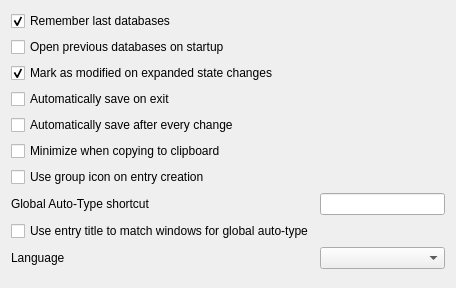
This is src/gui/SettingsWidgetGeneral.ui in keepassxreboot/keepassxc as Qt 5 draws it before an edit. The edited form follows.
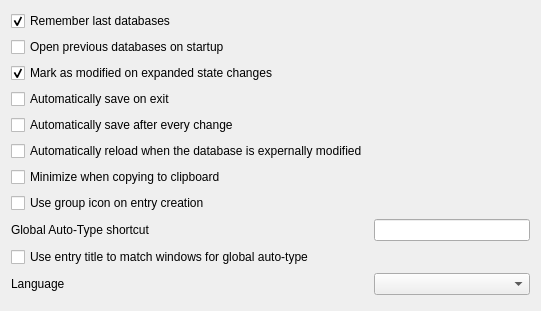
This is the edited form. Custom widgets are drawn as their Qt base class.

Commit message: New setting: enablin/disabling the automatic reload on changes

The edit to the form file:
```diff
--- a/src/gui/SettingsWidgetGeneral.ui
+++ b/src/gui/SettingsWidgetGeneral.ui
@@ -6,8 +6,8 @@
    <rect>
     <x>0</x>
     <y>0</y>
-    <width>456</width>
-    <height>288</height>
+    <width>541</width>
+    <height>311</height>
    </rect>
   </property>
   <layout class="QFormLayout" name="formLayout">
@@ -55,47 +55,54 @@
      </property>
     </widget>
    </item>
-   <item row="5" column="0">
+   <item row="6" column="0">
     <widget class="QCheckBox" name="minimizeOnCopyCheckBox">
      <property name="text">
       <string>Minimize when copying to clipboard</string>
      </property>
     </widget>
    </item>
-   <item row="6" column="0">
+   <item row="7" column="0">
     <widget class="QCheckBox" name="useGroupIconOnEntryCreationCheckBox">
      <property name="text">
       <string>Use group icon on entry creation</string>
      </property>
     </widget>
    </item>
-   <item row="7" column="0">
+   <item row="8" column="0">
     <widget class="QLabel" name="autoTypeShortcutLabel">
      <property name="text">
       <string>Global Auto-Type shortcut</string>
      </property>
     </widget>
    </item>
-   <item row="7" column="1">
+   <item row="8" column="1">
     <widget class="ShortcutWidget" name="autoTypeShortcutWidget"/>
    </item>
-   <item row="8" column="0">
+   <item row="9" column="0">
     <widget class="QCheckBox" name="autoTypeEntryTitleMatchCheckBox">
      <property name="text">
       <string>Use entry title to match windows for global auto-type</string>
      </property>
     </widget>
    </item>
-   <item row="9" column="0">
+   <item row="10" column="0">
     <widget class="QLabel" name="languageLabel">
      <property name="text">
       <string>Language</string>
      </property>
     </widget>
    </item>
-   <item row="9" column="1">
+   <item row="10" column="1">
     <widget class="QComboBox" name="languageComboBox"/>
    </item>
+   <item row="5" column="0">
+    <widget class="QCheckBox" name="autoReloadOnChangeCheckBox">
+     <property name="text">
+      <string>Automatically reload when the database is expernally modified</string>
+     </property>
+    </widget>
+   </item>
   </layout>
  </widget>
  <customwidgets>
```
The commit also changes 3 other files.
